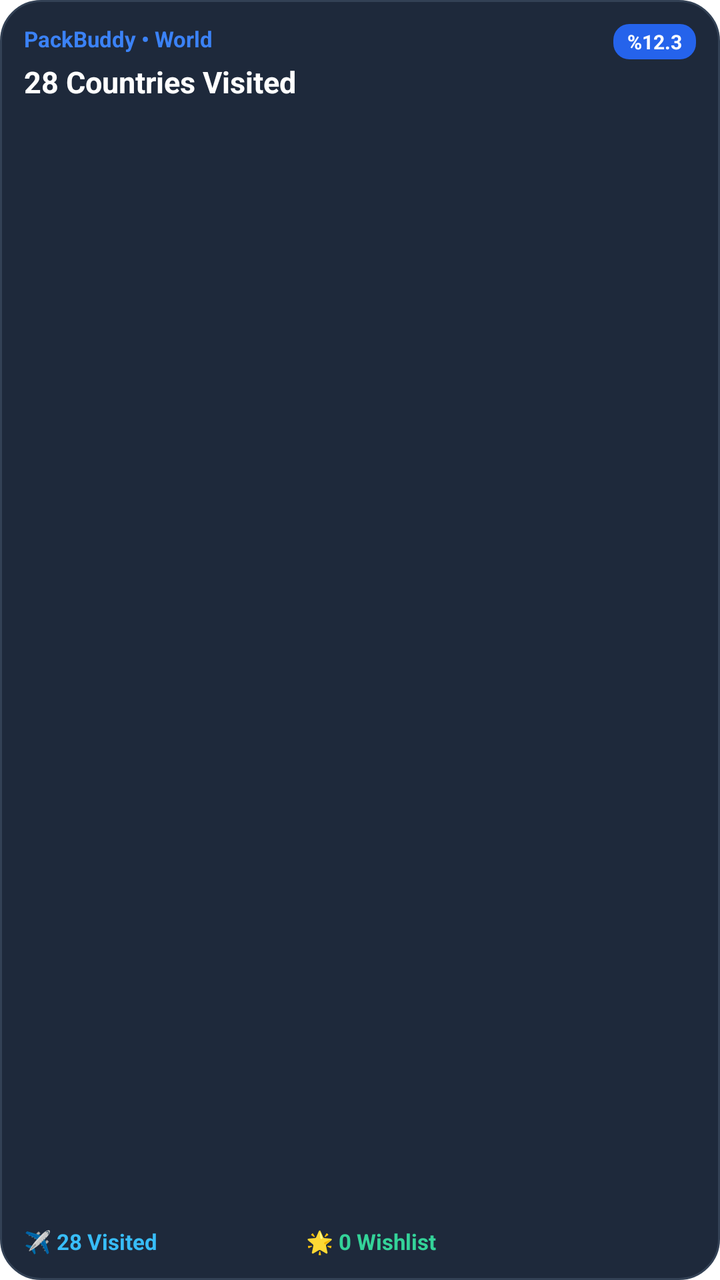
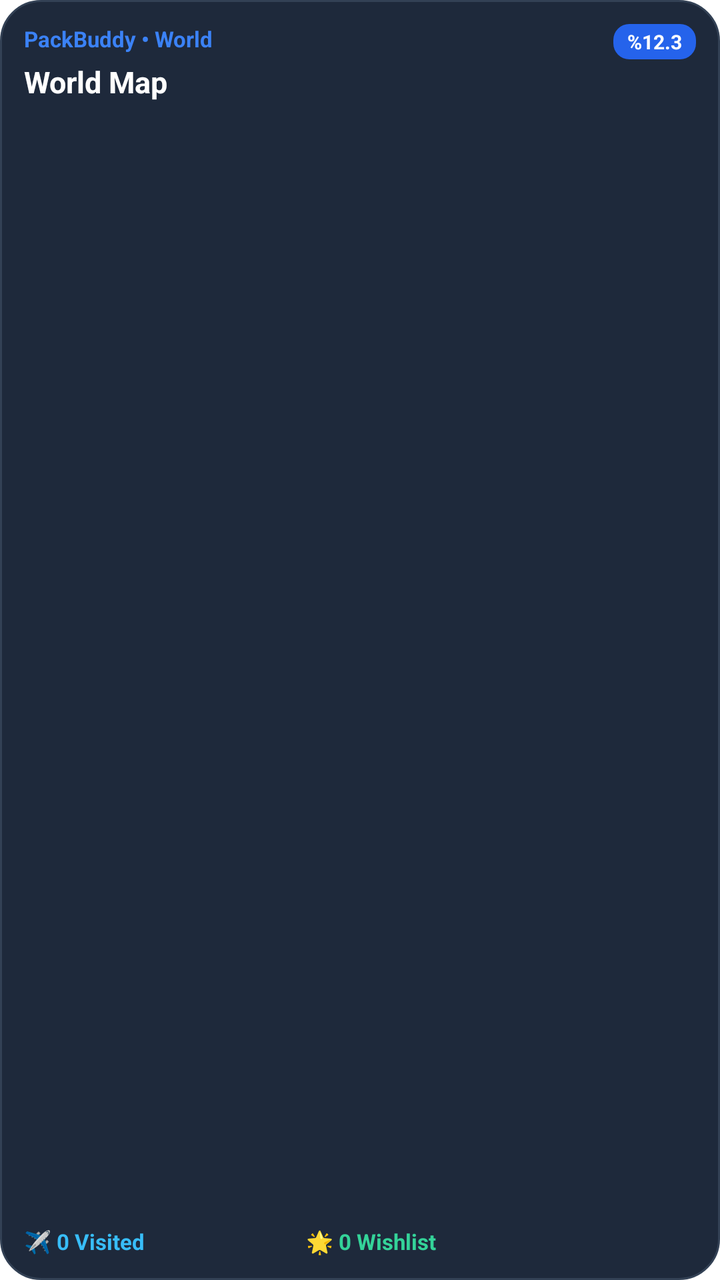

An Android layout rendered at two revisions. The XML below is the earlier revision; the diff shows what the commit changed to produce the second picture.
<!-- AndroidManifest.xml: fallback theme Theme.MaterialComponents.DayNight.NoActionBar -->
<!-- res/layout/packbuddy_widget_medium.xml -->
<?xml version="1.0" encoding="utf-8"?>
<FrameLayout xmlns:android="http://schemas.android.com/apk/res/android"
    android:id="@+id/widget_container"
    android:layout_width="match_parent"
    android:layout_height="match_parent">

    
    <ImageView
        android:id="@+id/widget_rendered_card"
        android:layout_width="match_parent"
        android:layout_height="match_parent"
        android:scaleType="fitCenter"
        android:adjustViewBounds="true"
        android:visibility="gone" />

    
    <LinearLayout
        android:id="@+id/widget_native_content"
        android:layout_width="match_parent"
        android:layout_height="match_parent"
        android:background="@drawable/widget_bg"
        android:orientation="horizontal"
        android:padding="12dp">

        
        <LinearLayout
            android:layout_width="0dp"
            android:layout_height="match_parent"
            android:layout_weight="1"
            android:orientation="vertical">

            <TextView
                android:id="@+id/widget_app_name"
                android:layout_width="wrap_content"
                android:layout_height="wrap_content"
                android:ellipsize="end"
                android:maxLines="1"
                android:text="PackBuddy • World"
                android:textColor="#3B82F6"
                android:textSize="11sp"
                android:textStyle="bold" />

            <FrameLayout
                android:layout_width="match_parent"
                android:layout_height="4dp" />

            <TextView
                android:id="@+id/widget_title"
                android:layout_width="match_parent"
                android:layout_height="wrap_content"
                android:ellipsize="end"
                android:maxLines="1"
                android:text="28 Countries Visited"
                android:textColor="#FFFFFF"
                android:textSize="15sp"
                android:textStyle="bold" />

            <TextView
                android:id="@+id/widget_destination"
                android:layout_width="match_parent"
                android:layout_height="wrap_content"
                android:layout_marginTop="2dp"
                android:ellipsize="end"
                android:maxLines="1"
                android:text=""
                android:visibility="gone"
                android:textColor="#94A3B8"
                android:textSize="11sp" />

            <FrameLayout
                android:layout_width="match_parent"
                android:layout_height="0dp"
                android:layout_weight="1" />

            <LinearLayout
                android:id="@+id/widget_bottom_stats"
                android:layout_width="match_parent"
                android:layout_height="wrap_content"
                android:gravity="center_vertical"
                android:orientation="horizontal">

                <TextView
                    android:id="@+id/widget_packing"
                    android:layout_width="0dp"
                    android:layout_height="wrap_content"
                    android:layout_weight="1"
                    android:ellipsize="end"
                    android:maxLines="1"
                    android:text="✈️ 28 Visited"
                    android:textColor="#38BDF8"
                    android:textSize="11sp"
                    android:textStyle="bold" />

                <TextView
                    android:id="@+id/widget_budget"
                    android:layout_width="wrap_content"
                    android:layout_height="wrap_content"
                    android:ellipsize="end"
                    android:maxLines="1"
                    android:text="🌟 0 Wishlist"
                    android:textColor="#34D399"
                    android:textSize="11sp"
                    android:textStyle="bold" />
            </LinearLayout>
        </LinearLayout>

        
        <LinearLayout
            android:id="@+id/widget_right_column"
            android:layout_width="120dp"
            android:layout_height="match_parent"
            android:layout_marginStart="10dp"
            android:gravity="end"
            android:orientation="vertical">

            <TextView
                android:id="@+id/widget_days"
                android:layout_width="wrap_content"
                android:layout_height="wrap_content"
                android:background="@drawable/widget_badge_bg"
                android:paddingStart="7dp"
                android:paddingTop="2dp"
                android:paddingEnd="7dp"
                android:paddingBottom="2dp"
                android:text="%12.3"
                android:textColor="#FFFFFF"
                android:textSize="10sp"
                android:textStyle="bold" />

            <FrameLayout
                android:layout_width="match_parent"
                android:layout_height="4dp" />

            
            <FrameLayout
                android:id="@+id/widget_map_container"
                android:layout_width="match_parent"
                android:layout_height="0dp"
                android:layout_weight="1"
                android:background="@android:color/transparent"
                android:padding="0dp">

                <ImageView
                    android:id="@+id/widget_map_image"
                    android:layout_width="match_parent"
                    android:layout_height="match_parent"
                    android:contentDescription="World Map"
                    android:scaleType="fitCenter" />
            </FrameLayout>

            
            <LinearLayout
                android:id="@+id/widget_action_container"
                android:layout_width="match_parent"
                android:layout_height="0dp"
                android:layout_weight="1"
                android:background="@drawable/widget_stat_bg"
                android:gravity="center"
                android:orientation="vertical"
                android:visibility="gone"
                android:padding="6dp">

                <TextView
                    android:id="@+id/widget_action_icon"
                    android:layout_width="30dp"
                    android:layout_height="30dp"
                    android:background="@drawable/widget_badge_bg"
                    android:gravity="center"
                    android:text="+"
                    android:textColor="#FFFFFF"
                    android:textSize="18sp"
                    android:textStyle="bold" />

                <TextView
                    android:id="@+id/widget_action_text"
                    android:layout_width="wrap_content"
                    android:layout_height="wrap_content"
                    android:layout_marginTop="4dp"
                    android:ellipsize="end"
                    android:maxLines="1"
                    android:text="Harcama Ekle"
                    android:textColor="#FFFFFF"
                    android:textSize="10.5sp"
                    android:textStyle="bold" />
            </LinearLayout>

            
            <LinearLayout
                android:id="@+id/widget_currency_container"
                android:layout_width="match_parent"
                android:layout_height="0dp"
                android:layout_weight="1"
                android:background="@drawable/widget_stat_bg"
                android:gravity="center"
                android:orientation="vertical"
                android:visibility="gone"
                android:padding="6dp">

                <TextView
                    android:id="@+id/widget_currency_icon"
                    android:layout_width="30dp"
                    android:layout_height="30dp"
                    android:background="@drawable/widget_badge_bg"
                    android:gravity="center"
                    android:text="⇄"
                    android:textColor="#FFFFFF"
                    android:textSize="16sp"
                    android:textStyle="bold" />

                <TextView
                    android:id="@+id/widget_currency_text"
                    android:layout_width="wrap_content"
                    android:layout_height="wrap_content"
                    android:layout_marginTop="4dp"
                    android:ellipsize="end"
                    android:maxLines="1"
                    android:text="Döviz"
                    android:textColor="#FFFFFF"
                    android:textSize="10.5sp"
                    android:textStyle="bold" />
            </LinearLayout>
        </LinearLayout>
    </LinearLayout>

</FrameLayout>
<!-- resources referenced by this layout -->
<resources>
  <!-- drawable widget_badge_bg (drawable) -->
  <?xml version="1.0" encoding="utf-8"?>
  <shape xmlns:android="http://schemas.android.com/apk/res/android"
      android:shape="rectangle">
      <corners android:radius="8dp" />
      <solid android:color="#2563EB" />
  </shape>
  <!-- drawable widget_bg (drawable) -->
  <?xml version="1.0" encoding="utf-8"?>
  <shape xmlns:android="http://schemas.android.com/apk/res/android"
      android:shape="rectangle">
      <corners android:radius="20dp" />
      <solid android:color="#1E293B" />
      <stroke
          android:width="1dp"
          android:color="#334155" />
  </shape>
  <!-- drawable widget_stat_bg (drawable) -->
  <?xml version="1.0" encoding="utf-8"?>
  <shape xmlns:android="http://schemas.android.com/apk/res/android"
      android:shape="rectangle">
      <corners android:radius="8dp" />
      <solid android:color="#243044" />
  </shape>
</resources>

<!-- the commit's change to res/layout/packbuddy_widget_medium.xml (unified diff, before → after) -->
@@ -35,7 +35,7 @@
                 android:layout_height="wrap_content"
                 android:ellipsize="end"
                 android:maxLines="1"
-                android:text="PackBuddy • World"
+                android:text="@string/widget_world_app_name"
                 android:textColor="#3B82F6"
                 android:textSize="11sp"
                 android:textStyle="bold" />
@@ -50,7 +50,7 @@
                 android:layout_height="wrap_content"
                 android:ellipsize="end"
                 android:maxLines="1"
-                android:text="28 Countries Visited"
+                android:text="@string/widget_countries_visited_zero"
                 android:textColor="#FFFFFF"
                 android:textSize="15sp"
                 android:textStyle="bold" />
@@ -86,7 +86,7 @@
                     android:layout_weight="1"
                     android:ellipsize="end"
                     android:maxLines="1"
-                    android:text="✈️ 28 Visited"
+                    android:text="@string/widget_stat_visited_zero"
                     android:textColor="#38BDF8"
                     android:textSize="11sp"
                     android:textStyle="bold" />
@@ -97,7 +97,7 @@
                     android:layout_height="wrap_content"
                     android:ellipsize="end"
                     android:maxLines="1"
-                    android:text="🌟 0 Wishlist"
+                    android:text="@string/widget_stat_wishlist_zero"
                     android:textColor="#34D399"
                     android:textSize="11sp"
                     android:textStyle="bold" />
@@ -178,7 +178,7 @@
                     android:layout_marginTop="4dp"
                     android:ellipsize="end"
                     android:maxLines="1"
-                    android:text="Harcama Ekle"
+                    android:text="@string/widget_add_expense"
                     android:textColor="#FFFFFF"
                     android:textSize="10.5sp"
                     android:textStyle="bold" />
@@ -214,7 +214,7 @@
                     android:layout_marginTop="4dp"
                     android:ellipsize="end"
                     android:maxLines="1"
-                    android:text="Döviz"
+                    android:text="@string/widget_currency"
                     android:textColor="#FFFFFF"
                     android:textSize="10.5sp"
                     android:textStyle="bold" />
<!-- resource entries referenced after the edit -->
@@ -24,5 +24,11 @@
       <corners android:radius="8dp" />
       <solid android:color="#243044" />
   </shape>
+  <string name="widget_add_expense">Add Expense</string>
+  <string name="widget_countries_visited_zero">World Map</string>
+  <string name="widget_currency">Currency Converter</string>
+  <string name="widget_stat_visited_zero">✈️ 0 Visited</string>
+  <string name="widget_stat_wishlist_zero">🌟 0 Wishlist</string>
+  <string name="widget_world_app_name">PackBuddy • World</string>
 </resources>
 
